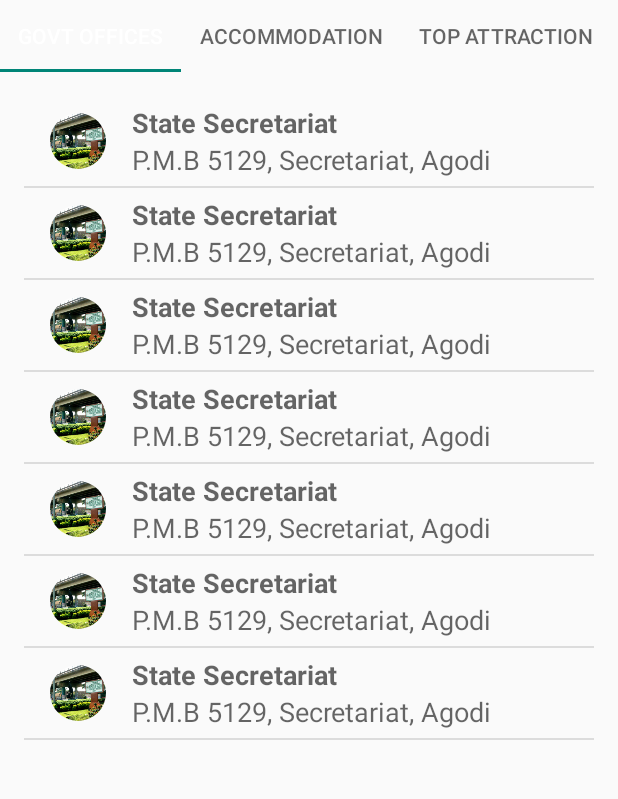
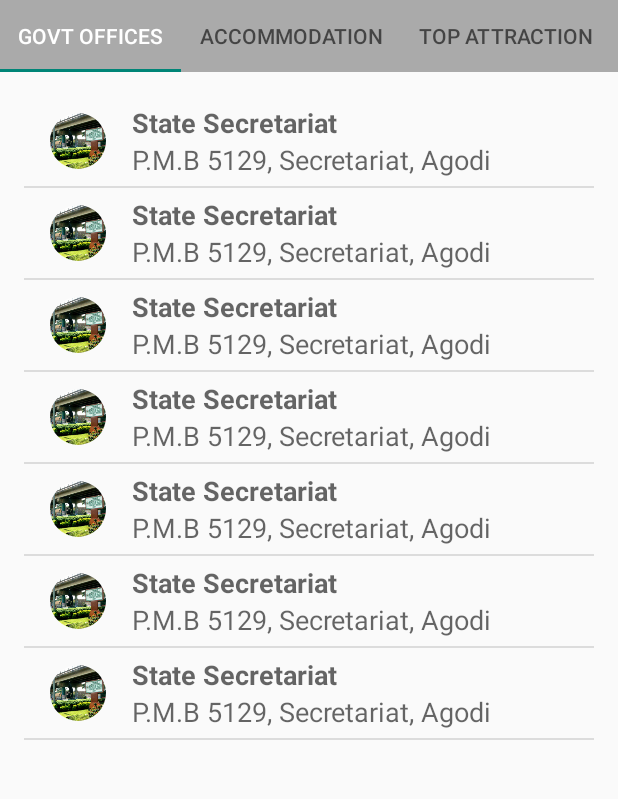
Before and after one commit to aoalaka/Go-Ibadan, an Android app: the HomeFragment screen opened directly, with no data from a screen before it, on a phone screen of 412 x 824 dp, the part 84-883 px from its top. Run offline under Robolectric (Android 15) with nearby library versions, the phone set to English and light mode, and no system bars; our stand-ins replace CircleImageView.

Commit message:
tab background yet to be corrected

```diff
--- a/app/src/main/res/layout/fragment_home.xml
+++ b/app/src/main/res/layout/fragment_home.xml
@@ -11,7 +11,7 @@
         android:layout_height="wrap_content"
         app:tabMode="scrollable"
         app:tabSelectedTextColor="@android:color/white"
-        app:tabBackground="#80000000"/>
+        app:tabBackground="@android:color/darker_gray"/>
 
     <android.support.v4.view.ViewPager
         android:id="@+id/viewpager"
```
